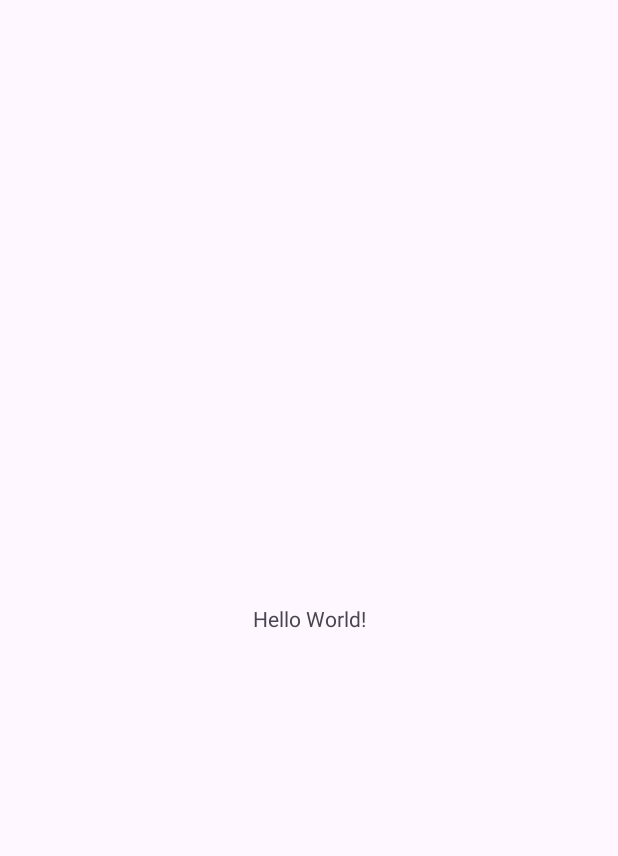
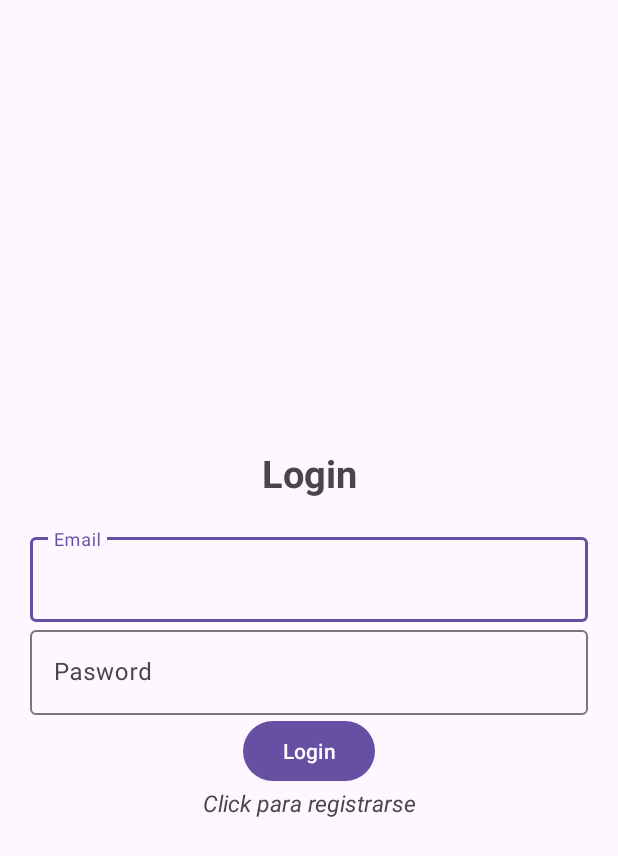
Before and after one commit to JeymsEsteban/LockMeow, an Android app: the screen it shows after launch (MainActivity before the commit, LoginActivity after it), on a phone screen of 412 x 824 dp. Before the commit the part shown is almost empty. Shown: the top 856 px of the screen. Run offline under Robolectric (Android 15) with nearby library versions, the light colour scheme and no system bars; our stand-ins replace Firebase (no records; nobody signed in at launch, a user with empty details on screens opened directly).

Commit message:
Implementacion del login, falta un diseño basico y meramente estetico del home, tambien quitar "Click para registrarse" que esta en el registro tambien

```diff
--- /dev/null
+++ b/app/src/main/java/com/example/lockmeow/LoginActivity.java
@@ -0,0 +1,91 @@
+package com.example.lockmeow;
+
+import android.content.Intent;
+import android.os.Bundle;
+import android.text.TextUtils;
+import android.view.View;
+import android.widget.Button;
+import android.widget.ProgressBar;
+import android.widget.TextView;
+import android.widget.Toast;
+
+import androidx.annotation.NonNull;
+import androidx.appcompat.app.AppCompatActivity;
+
+import com.google.android.gms.tasks.OnCompleteListener;
+import com.google.android.gms.tasks.Task;
+import com.google.android.material.textfield.TextInputEditText;
+import com.google.firebase.auth.AuthResult;
+import com.google.firebase.auth.FirebaseAuth;
+import com.google.firebase.auth.FirebaseUser;
+
+public class LoginActivity extends AppCompatActivity {
+    TextInputEditText editTextEmail, editTextPasword;
+    TextView textView;
+    Button buttonLogin;
+    FirebaseAuth mAuth;
+    ProgressBar progressBar;
+    @Override
+    public void onStart() {
+        super.onStart();
+        FirebaseUser currentUser = mAuth.getCurrentUser();
+        if(currentUser != null){
+            Intent intent = new Intent(getApplicationContext(), MainActivity.class);
+            startActivity(intent);
+            finish();
+        }
+    }
+    @Override
+    protected void onCreate(Bundle savedInstanceState) {
+        super.onCreate(savedInstanceState);
+        setContentView(R.layout.activity_login);
+        mAuth = FirebaseAuth.getInstance();
+        editTextEmail = findViewById(R.id.email);
+        editTextPasword = findViewById(R.id.pasword);
+        buttonLogin = findViewById(R.id.btn_login);
+        progressBar = findViewById(R.id.progressBar);
+        textView = findViewById(R.id.registerNow);
+        textView.setOnClickListener(new View.OnClickListener() {
+            @Override
+            public void onClick(View v) {
+                Intent intent = new Intent(getApplicationContext(), Registration.class);
+                startActivity(intent);
+                finish();
+            }
+        });
+        buttonLogin.setOnClickListener(new View.OnClickListener() {
+            @Override
+            public void onClick(View v) {
+                progressBar.setVisibility(View.VISIBLE);
+                String email, password;
+                email = String.valueOf(editTextEmail.getText());
+                password = String.valueOf(editTextPasword.getText());
+                if (TextUtils.isEmpty(email)){
+                    Toast.makeText(LoginActivity.this, "Ingrese el Email", Toast.LENGTH_SHORT).show();
+                    return;
+                }
+                if (TextUtils.isEmpty(password)){
+                    Toast.makeText(LoginActivity.this, "Ingrese la password", Toast.LENGTH_SHORT).show();
+                    return;
+                }
+                mAuth.signInWithEmailAndPassword(email, password)
+                        .addOnCompleteListener(new OnCompleteListener<AuthResult>() {
+                            @Override
+                            public void onComplete(@NonNull Task<AuthResult> task) {
+                                progressBar.setVisibility(View.GONE);
+                                if (task.isSuccessful()) {
+                                    Toast.makeText(getApplicationContext(), "Login existoso", Toast.LENGTH_SHORT).show();
+                                    Intent intent = new Intent(getApplicationContext(), MainActivity.class);
+                                    startActivity(intent);
+                                    finish();
+                                } else {
+                                    Toast.makeText(LoginActivity.this, "Autenticacion fallida",
+                                            Toast.LENGTH_SHORT).show();
+                                }
+                            }
+                        });
+            }
+        });
+
+    }
+}
--- a/app/src/main/java/com/example/lockmeow/MainActivity.java
+++ b/app/src/main/java/com/example/lockmeow/MainActivity.java
@@ -1,14 +1,24 @@
 package com.example.lockmeow;
 
+import android.content.Intent;
 import android.os.Bundle;
 import android.os.Handler;
 import android.view.View;
 import android.view.ViewTreeObserver;
+import android.widget.Button;
+import android.widget.TextView;
 
 import androidx.appcompat.app.AppCompatActivity;
 import androidx.core.splashscreen.SplashScreen;
 
+import com.google.firebase.auth.FirebaseAuth;
+import com.google.firebase.auth.FirebaseUser;
+
 public class MainActivity extends AppCompatActivity {
+    FirebaseAuth auth;
+    Button button;
+    TextView textView;
+    FirebaseUser user;
     Boolean isReady = false;
     @Override
     protected void onCreate(Bundle savedInstanceState) {
@@ -30,7 +40,27 @@ public class MainActivity extends AppCompatActivity {
         });
         super.onCreate(savedInstanceState);
         setContentView(R.layout.activity_main);
-
+        auth = FirebaseAuth.getInstance();
+        button = findViewById(R.id.logout);
+        textView = findViewById(R.id.user_details);
+        user = auth.getCurrentUser();
+        if (user == null) {
+            Intent intent = new Intent(getApplicationContext(), LoginActivity.class);
+            startActivity(intent);
+            finish();
+        }
+        else {
+            textView.setText(user.getEmail());
+        }
+        button.setOnClickListener(new View.OnClickListener() {
+            @Override
+            public void onClick(View v) {
+                FirebaseAuth.getInstance().signOut();
+                Intent intent = new Intent(getApplicationContext(), LoginActivity.class);
+                startActivity(intent);
+                finish();
+            }
+        });
     }
     private void dissmisSplashScreen() {
         // Jeyms: Retrasar la actualizacion del estado isReady
--- /dev/null
+++ b/app/src/main/res/layout/activity_login.xml
@@ -0,0 +1,56 @@
+<?xml version="1.0" encoding="utf-8"?>
+<LinearLayout xmlns:android="http://schemas.android.com/apk/res/android"
+    xmlns:tools="http://schemas.android.com/tools"
+    android:id="@+id/main"
+    android:layout_width="match_parent"
+    android:orientation="vertical"
+    android:gravity="center"
+    android:layout_height="match_parent"
+    android:padding="20dp"
+    tools:context=".LoginActivity">
+
+    <TextView
+        android:text="@string/login"
+        android:textSize="25sp"
+        android:textStyle="bold"
+        android:gravity="center"
+        android:layout_margin="20sp"
+        android:layout_width="match_parent"
+        android:layout_height="wrap_content"/>
+    <com.google.android.material.textfield.TextInputLayout
+        android:layout_width="match_parent"
+        android:layout_height="wrap_content">
+        <com.google.android.material.textfield.TextInputEditText
+            android:id="@+id/email"
+            android:hint="@string/email"
+            android:layout_width="match_parent"
+            android:layout_height="wrap_content"/>
+    </com.google.android.material.textfield.TextInputLayout>
+    <com.google.android.material.textfield.TextInputLayout
+        android:layout_width="match_parent"
+        android:layout_height="wrap_content">
+        <com.google.android.material.textfield.TextInputEditText
+            android:id="@+id/pasword"
+            android:hint="@string/pasword"
+            android:layout_width="match_parent"
+            android:layout_height="wrap_content"/>
+    </com.google.android.material.textfield.TextInputLayout>
+    <Button
+        android:id="@+id/btn_login"
+        android:layout_width="wrap_content"
+        android:text="@string/loginBtn"
+        android:layout_height="wrap_content"/>
+    <ProgressBar
+        android:id="@+id/progressBar"
+        android:visibility="gone"
+        android:layout_width="wrap_content"
+        android:layout_height="wrap_content"/>
+    <TextView
+        android:textStyle="italic"
+        android:textSize="15sp"
+        android:gravity="center"
+        android:id="@+id/registerNow"
+        android:text="@string/click_to_login"
+        android:layout_width="match_parent"
+        android:layout_height="wrap_content" />
+</LinearLayout>
--- a/app/src/main/res/layout/activity_main.xml
+++ b/app/src/main/res/layout/activity_main.xml
@@ -1,19 +1,22 @@
 <?xml version="1.0" encoding="utf-8"?>
-<androidx.constraintlayout.widget.ConstraintLayout xmlns:android="http://schemas.android.com/apk/res/android"
-    xmlns:app="http://schemas.android.com/apk/res-auto"
+<LinearLayout xmlns:android="http://schemas.android.com/apk/res/android"
     xmlns:tools="http://schemas.android.com/tools"
     android:id="@+id/main"
     android:layout_width="match_parent"
+    android:orientation="vertical"
+    android:gravity="center"
     android:layout_height="match_parent"
     tools:context=".MainActivity">
 
     <TextView
+        android:id="@+id/user_details"
         android:layout_width="wrap_content"
         android:layout_height="wrap_content"
-        android:text="Hello World!"
-        app:layout_constraintBottom_toBottomOf="parent"
-        app:layout_constraintEnd_toEndOf="parent"
-        app:layout_constraintStart_toStartOf="parent"
-        app:layout_constraintTop_toTopOf="parent" />
+        android:text="Hello World!"/>
+    <Button
+        android:text="@string/logout"
+        android:id="@+id/logout"
+        android:layout_width="wrap_content"
+        android:layout_height="wrap_content"/>
 
-</androidx.constraintlayout.widget.ConstraintLayout>
+</LinearLayout>
--- /dev/null
+++ b/app/src/main/res/values/ids.xml
@@ -0,0 +1,4 @@
+<?xml version="1.0" encoding="utf-8"?>
+<resources>
+    <item name="btn_register" type="id" />
+</resources>
--- a/app/src/main/res/values/strings.xml
+++ b/app/src/main/res/values/strings.xml
@@ -1,3 +1,13 @@
 <resources>
     <string name="app_name">LockMeow</string>
+    <string name="login">Login</string>
+    <string name="email">Email</string>
+    <string name="pasword">Pasword</string>
+    <string name="loginBtn">Login</string>
+    <string name="register">Registro</string>
+    <string name="register_btm">Registrarse</string>
+    <string name="click_to_login">Click para registrarse</string>
+    <string name="click_to_register">Click para registrarse</string>
+    <string name="log_out">Log out</string>
+    <string name="logout">Log out</string>
 </resources>
```
Also changed, not shown: app/src/main/AndroidManifest.xml (+20 -4 lines), app/src/main/java/com/example/lockmeow/Registration.java (added, +91 -0 lines), app/src/main/res/layout/activity_registration.xml (added, +56 -0 lines).
